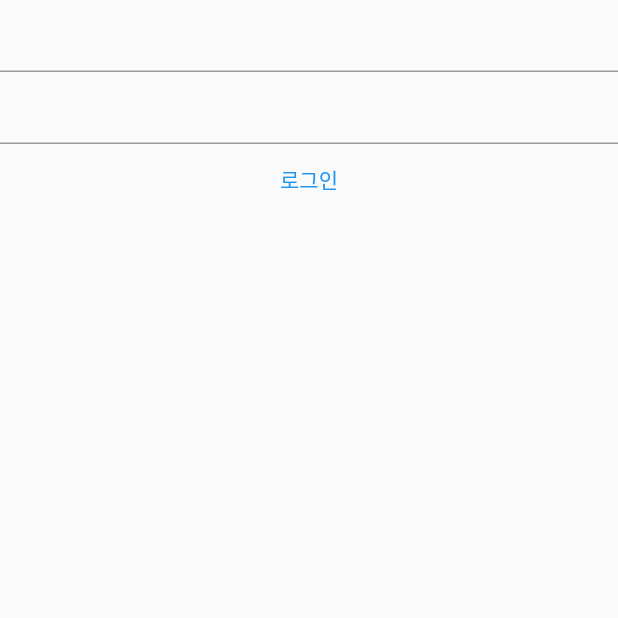
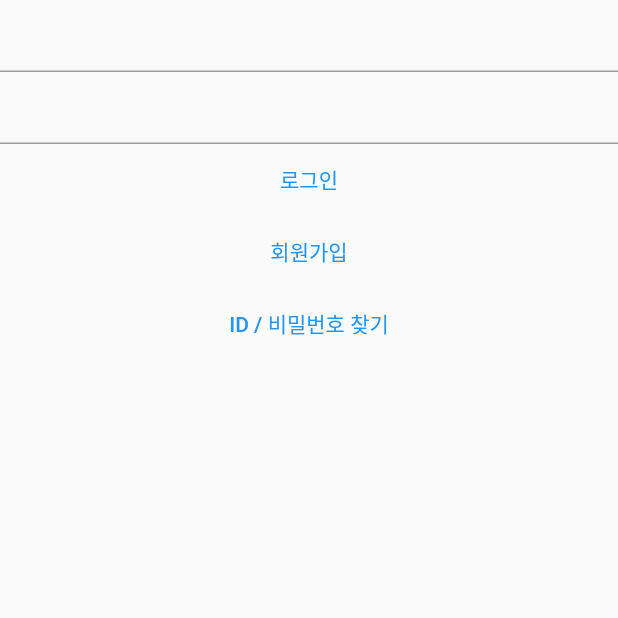
Before and after one commit to ko-inseoklee/CounselingCenter, a Flutter app: the screen it shows after launch, on a phone screen of 412 x 824 dp, the top half of it. Run offline on Flutter 3.47's test engine with Material 2 defaults, Android fonts, the phone set to English and light mode, and no system bars; our stand-ins replace get.

Commit message:
22.01.04 - 회원가입 직전까지 모든 데이터 받아오기 + 텍스트박스 커스텀위젯 제작 / 아직 더 해야 하는 TODO README에 작성

```diff
--- a/lib/main.dart
+++ b/lib/main.dart
@@ -1,7 +1,7 @@
 import 'package:flutter/material.dart';
 import 'package:get/get.dart';
-import 'package:online_counseling_center/controller/userController.dart';
-import 'package:online_counseling_center/view/Login.dart';
+import 'package:online_counseling_center/controller/UserController.dart';
+import 'package:online_counseling_center/view/Login/Login.dart';
 
 // void main() => runApp(GetMaterialApp(home: Home()));
 void main() => runApp(GetMaterialApp(home: LogInPage()));
--- a/lib/view/Login.dart
+++ b/lib/view/Login/Login.dart
@@ -1,16 +1,19 @@
 import 'package:flutter/cupertino.dart';
 import 'package:flutter/material.dart';
+import 'package:get/get.dart';
+import 'package:online_counseling_center/view/Login/SignUp.dart';
 import 'package:online_counseling_center/view/customWidget/TextBox.dart';
 
 class LogInPage extends StatelessWidget {
   LogInPage({Key? key}) : super(key: key);
 
-  TextBox iDTextBox = new TextBox();
-  TextBox passWordTextBox = new TextBox();
+  TextBox iDTextBox = new TextBox(isBlank: false,);
+  TextBox passWordTextBox = new TextBox(isBlank: true,);
 
   @override
   Widget build(BuildContext context) {
     return Scaffold(
+      resizeToAvoidBottomInset : false,
       body: Column(
         children: [
           iDTextBox,
@@ -18,7 +21,12 @@ class LogInPage extends StatelessWidget {
           TextButton(onPressed: (){
             print(iDTextBox.getText());
             print(passWordTextBox.getText());
-          }, child: Text("로그인"))
+          }, child: Text("로그인")),
+          TextButton(onPressed: (){
+            Get.to(SignUpPage());
+          }, child: Text("회원가입")),
+          TextButton(onPressed: (){
+          }, child: Text("ID / 비밀번호 찾기"))
         ],
       ),
     );
--- a/lib/view/customWidget/TextBox.dart
+++ b/lib/view/customWidget/TextBox.dart
@@ -2,7 +2,8 @@ import 'package:flutter/cupertino.dart';
 import 'package:flutter/material.dart';
 
 class TextBox extends StatelessWidget {
-  TextBox({Key? key}) : super(key: key);
+  final bool isBlank;
+  TextBox({Key? key,required bool isBlank}) : isBlank = isBlank;
 
   TextEditingController _controller = new TextEditingController();
 
@@ -10,6 +11,8 @@ class TextBox extends StatelessWidget {
   Widget build(BuildContext context) {
     return TextField(
       controller: _controller,
+      obscureText: isBlank,
+      autocorrect: false,
     );
   }
 
```
Also changed, not shown: lib/controller/Authentication.dart (renamed from lib/controller/authentication.dart, +12 -1 lines), lib/controller/UserController.dart (added, +13 -0 lines), lib/controller/userController.dart (deleted, +0 -16 lines), lib/view/Login/SignUp.dart (added, +75 -0 lines), 1 other file.
